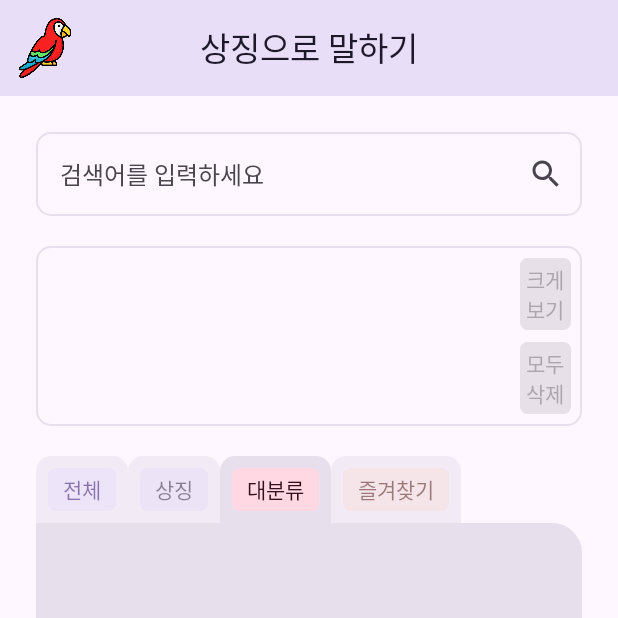
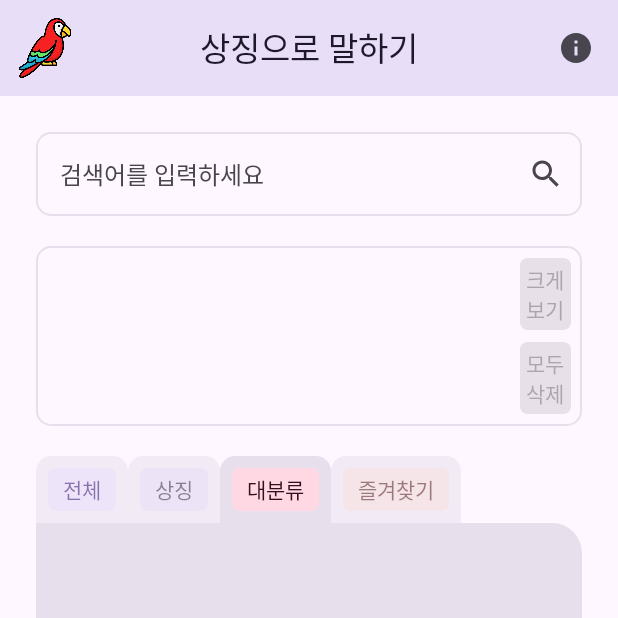
Before and after one commit to snuhcs-course/swpp-2023-project-team-6, an Android app built with Jetpack Compose: the HomeActivity screen opened directly, with no data from a screen before it, on a phone screen of 412 x 824 dp, the top half of it. Run offline under Robolectric (Android 15) with nearby library versions, the phone set to English and light mode, and no system bars; our stand-ins replace Dagger/Hilt's generated code, livedata-compose.

Commit message:
:lipstick: Update images and arrangement

```diff
--- a/frontend/app/src/main/java/com/example/speechbuddy/compose/SpeechBuddyHome.kt
+++ b/frontend/app/src/main/java/com/example/speechbuddy/compose/SpeechBuddyHome.kt
@@ -11,9 +11,12 @@ import androidx.compose.foundation.layout.WindowInsets
 import androidx.compose.foundation.layout.height
 import androidx.compose.foundation.layout.padding
 import androidx.compose.foundation.layout.size
+import androidx.compose.material.icons.Icons
+import androidx.compose.material.icons.filled.Info
 import androidx.compose.material3.CenterAlignedTopAppBar
 import androidx.compose.material3.ExperimentalMaterial3Api
 import androidx.compose.material3.Icon
+import androidx.compose.material3.IconButton
 import androidx.compose.material3.MaterialTheme
 import androidx.compose.material3.NavigationBar
 import androidx.compose.material3.NavigationBarItem
@@ -24,13 +27,13 @@ import androidx.compose.material3.TopAppBarDefaults
 import androidx.compose.runtime.Composable
 import androidx.compose.runtime.MutableState
 import androidx.compose.runtime.mutableStateOf
+import androidx.compose.runtime.remember
 import androidx.compose.runtime.saveable.rememberSaveable
 import androidx.compose.ui.Modifier
 import androidx.compose.ui.layout.ContentScale
 import androidx.compose.ui.res.painterResource
 import androidx.compose.ui.res.stringResource
 import androidx.compose.ui.unit.dp
-import androidx.hilt.navigation.compose.hiltViewModel
 import androidx.navigation.NavController
 import androidx.navigation.NavHostController
 import androidx.navigation.compose.NavHost
@@ -44,7 +47,6 @@ import com.example.speechbuddy.compose.symbolcreation.SymbolCreationScreen
 import com.example.speechbuddy.compose.symbolselection.SymbolSelectionScreen
 import com.example.speechbuddy.compose.texttospeech.TextToSpeechScreen
 import com.example.speechbuddy.compose.utils.NoRippleInteractionSource
-import com.example.speechbuddy.viewmodel.GuideScreenViewModel
 
 data class BottomNavItem(
     val route: String,
@@ -59,7 +61,7 @@ fun SpeechBuddyHome(
     initialPage: Boolean
 ) {
     val navController = rememberNavController()
-    val guideScreenViewModel: GuideScreenViewModel = hiltViewModel()
+
     val navItems = listOf(
         BottomNavItem(
             "symbol_selection",
@@ -86,12 +88,15 @@ fun SpeechBuddyHome(
     val topAppBarState = rememberSaveable { mutableStateOf(true) }
     val bottomNavBarState = rememberSaveable { mutableStateOf(true) }
 
+    val showGuide = remember { mutableStateOf(false) }
+
     Scaffold(
         topBar = {
             TopAppBar(
                 topAppBarState = topAppBarState,
                 items = navItems,
-                navController = navController
+                navController = navController,
+                showGuide = showGuide
             )
         },
         bottomBar = {
@@ -113,6 +118,12 @@ fun SpeechBuddyHome(
             bottomNavBarState = bottomNavBarState
         )
     }
+
+    if (showGuide.value) {
+        GuideScreen(
+            onDismissRequest = { showGuide.value = false }
+        )
+    }
 }
 
 @OptIn(ExperimentalMaterial3Api::class)
@@ -120,7 +131,8 @@ fun SpeechBuddyHome(
 fun TopAppBar(
     topAppBarState: MutableState<Boolean>,
     items: List<BottomNavItem>,
-    navController: NavController
+    navController: NavController,
+    showGuide: MutableState<Boolean>
 ) {
     val backStackEntry = navController.currentBackStackEntryAsState()
     var titleResId: Int? = null
@@ -151,6 +163,14 @@ fun TopAppBar(
                         .size(40.dp),
                     contentScale = ContentScale.Fit
                 )
+            },
+            actions = {
+                IconButton(onClick = { showGuide.value = true }) {
+                    Icon(
+                        imageVector = Icons.Default.Info,
+                        contentDescription = "guide"
+                    )
+                }
             },
             colors = TopAppBarDefaults.centerAlignedTopAppBarColors(
                 containerColor = MaterialTheme.colorScheme.secondaryContainer,
--- a/frontend/app/src/main/res/values/strings.xml
+++ b/frontend/app/src/main/res/values/strings.xml
@@ -146,8 +146,8 @@
     <string name="copyright">본 서비스의 그림상징은 \'한국형 보완대체의사소통용 기본상징 체계집\'의 일부로 박은혜, 김영태(이화여자대학교), 홍기형(성신여자대학교)에게 저작권이 있습니다.\n자료의 무단 사용 및 2차 가공, 배포, 상업적 용도로 사용하는 것을 금합니다.</string>
 
     <!-- Guide Screen -->
-    <string name="guide_screen_bottom_navigation_bar">하단 바의 아이콘을 눌러 원하는 기능을 이용해보세요\n① 상징으로 말하기\n② 음성으로 말하기\n③ 새 상징 만들기\n④ 설정</string>
+    <string name="guide_screen_bottom_navigation_bar">하단 아이콘을 눌러 원하는 기능을 이용하세요\n① 상징으로 말하기\n② 음성으로 말하기\n③ 새 상징 만들기\n④ 설정</string>
     <string name="guide_screen_symbol_creation_screen">① 사진을 선택하세요\n② 대분류를 선택하세요\n③ 상징 이름을 입력해주세요\n④ 새로운 상징을 만들어보아요</string>
-    <string name="guide_screen_symbol_selection_screen">① 자신이 원하는 상징을 볼 수 있어요\n② 하트를 눌러 상징을 즐겨찾기에 추가할 수 있어요\n③ 내가 선택한 상징을 크게 보거나 지울 수 있어요\n④ 다시 대분류를 누르면 대분류를 볼 수 있어요</string>
+    <string name="guide_screen_symbol_selection_screen">① 자신이 원하는 상징을 볼 수 있어요\n② 하트를 눌러 상징을 즐겨찾기에 추가할 수 있어요\n③ 내가 선택한 상징들을 크게 보거나 한번에 지울 수 있어요\n④ 다시 대분류를 눌러 대분류를 볼 수 있어요</string>
     <string name="guide_screen_text_to_speech_screen">① 글을 입력해주세요\n② 글을 재생하거나, 재생을 정지할 수 있어요\n③ 글을 한번에 지울 수 있어요</string>
 </resources>
```
Also changed, not shown: frontend/app/src/main/java/com/example/speechbuddy/compose/settings/CopyrightScreen.kt (+1 -6 lines), frontend/app/src/main/java/com/example/speechbuddy/compose/settings/GuideScreen.kt (+11 -38 lines), frontend/app/src/main/res/drawable/bottom_navigation_bar_description.png, frontend/app/src/main/res/drawable/symbol_creation_screen_description.png, frontend/app/src/main/res/drawable/symbol_selection_screen_description.png, frontend/app/src/main/res/drawable/text_to_speech_screen_description.png.
